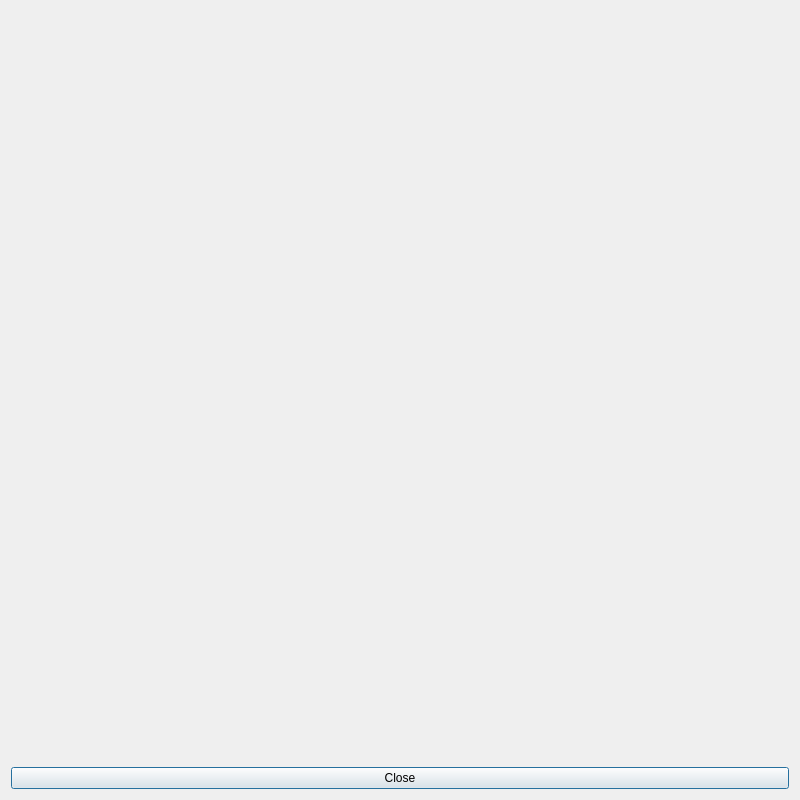
Old version of the form DialogTopology.ui in the repository WakBox/WakfuMapReader.
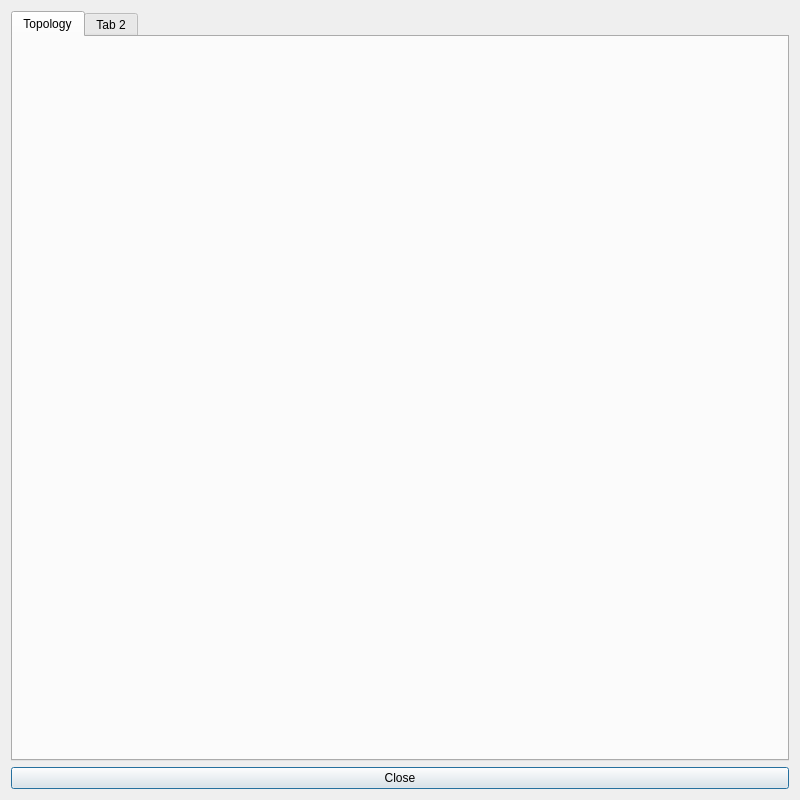
New version of the form.

Diff of the .ui file:
```diff
--- a/DialogTopology.ui
+++ b/DialogTopology.ui
@@ -33,13 +33,29 @@
   </property>
   <layout class="QVBoxLayout" name="verticalLayout">
    <item>
-    <widget class="QLabel" name="image">
+    <widget class="QTabWidget" name="tabWidget">
+     <widget class="QWidget" name="topologyTab">
+      <attribute name="title">
+       <string>Topology</string>
+      </attribute>
+      <layout class="QVBoxLayout" name="verticalLayout_2">
+       <item>
+        <widget class="QLabel" name="topology">
      <property name="text">
       <string/>
      </property>
      <property name="alignment">
       <set>Qt::AlignCenter</set>
      </property>
+        </widget>
+       </item>
+      </layout>
+     </widget>
+     <widget class="QWidget" name="tab_2">
+      <attribute name="title">
+       <string>Tab 2</string>
+      </attribute>
+     </widget>
     </widget>
    </item>
    <item>
```
Lines whose indentation alone changed are shown as unchanged.
